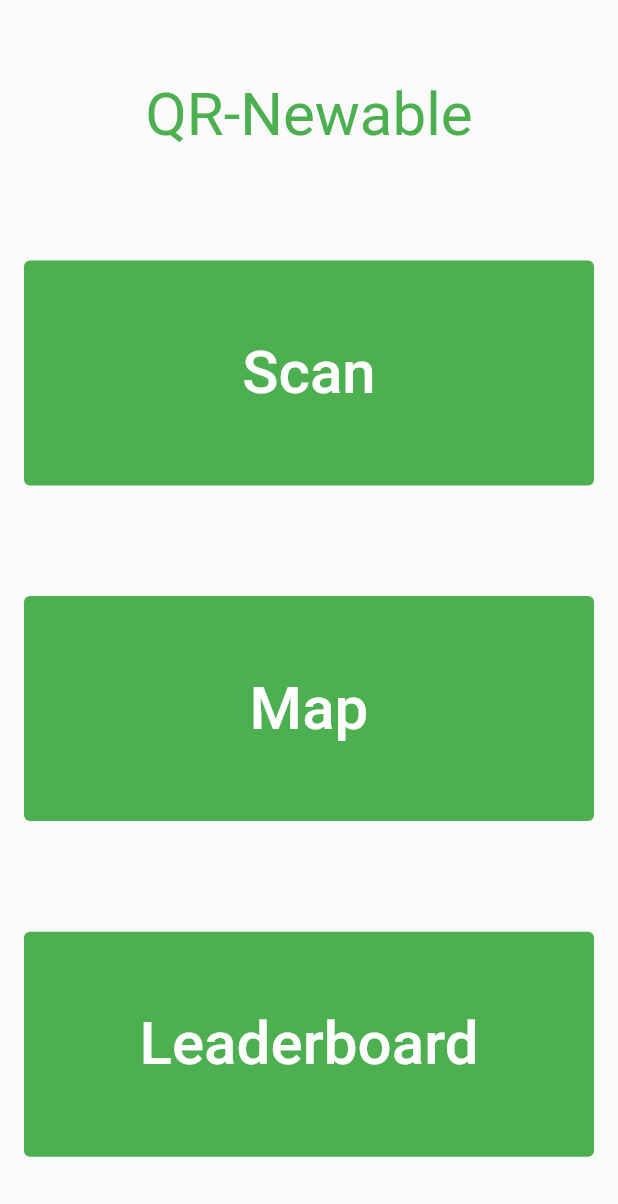
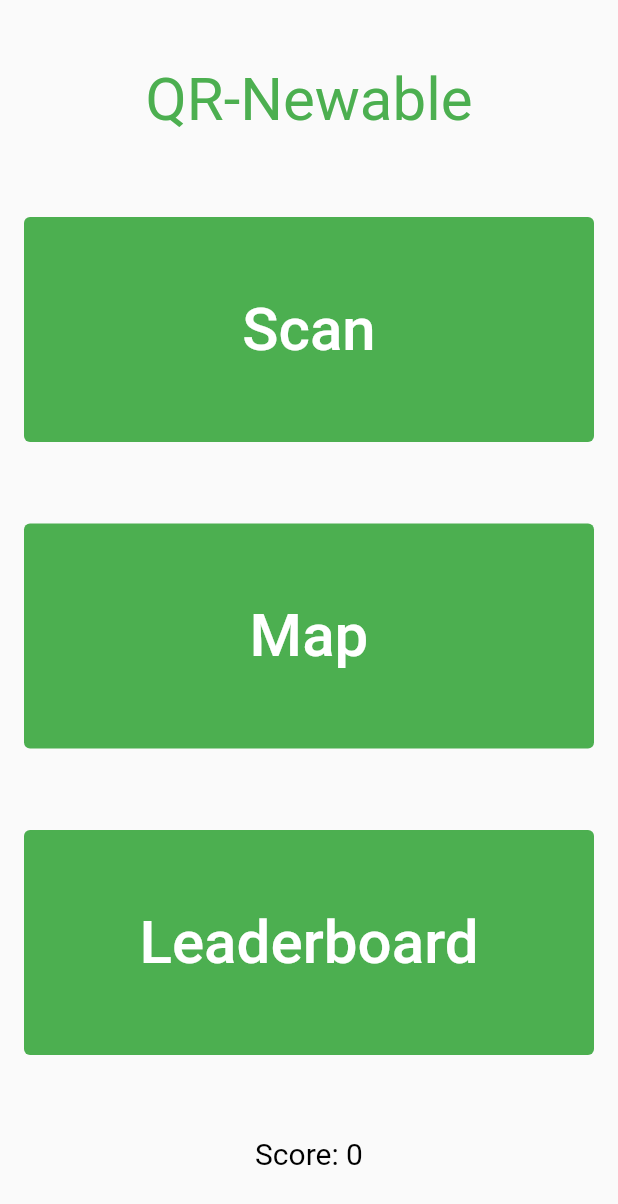
Before and after one commit to dillongeary/TheAleiosHack, a Flutter app: the screen it shows after launch, on a phone screen of 412 x 824 dp. Shown: the top 1204 px of the screen. Run offline on Flutter 3.47's test engine with Material 2 defaults, Android fonts, the phone set to English and light mode, and no system bars; our stand-ins replace cloud_firestore, firebase_core; missing offline and left inert: qr_code_scanner; accounts and stored records are empty; generated files the repository leaves out were written again.

Commit message:
added score functionality

```diff
--- a/flutter files/lib/main.dart
+++ b/flutter files/lib/main.dart
@@ -29,11 +29,15 @@ class MyApp extends StatelessWidget {
 class MyHomePage extends StatefulWidget {
   const MyHomePage({Key? key}) : super(key: key);
 
+
+
   @override
   State<MyHomePage> createState() => _MyHomePageState();
 }
 
 class _MyHomePageState extends State<MyHomePage> {
+  int score = 0;
+
   @override
   Widget build(BuildContext context) {
     return Scaffold(
@@ -113,6 +117,13 @@ class _MyHomePageState extends State<MyHomePage> {
                                 style: TextStyle(
                                     fontSize: 40, color: Colors.white),
                               )))),
+                  Align(
+                      alignment: Alignment.center,
+                              child: Text(
+                                ("Score: " + score.toString()),
+                                style: TextStyle(
+                                    fontSize: 20, color: Colors.black),
+                              )),
                 ]
             )
         )
--- a/flutter files/lib/qrScreen.dart
+++ b/flutter files/lib/qrScreen.dart
@@ -115,7 +115,7 @@ class qrScreenState extends State<qrScreen> {
 
       print(points);
       final total = points.sum;
-      print(total)
+      print(total);
     }
   }
 }
```
